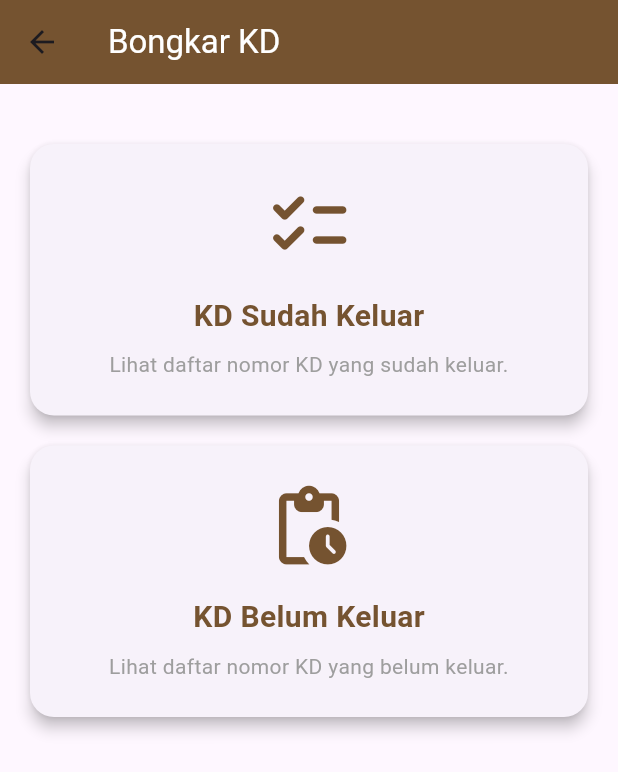
After one commit to gardawilson/wps-mobile, a Flutter app: the KdBongkarSelectedScreen screen opened by its route, on a phone screen of 412 x 824 dp. The commit adds this screen. Shown: the top 772 px of the screen. Run offline on Flutter 3.47's test engine with Material 3 defaults, Android fonts, the phone set to English and light mode, and no system bars; our stand-ins replace audioplayers, fl_chart, flutter_dotenv, flutter_speed_dial, open_file, package_info_plus and 7 more; missing offline and left inert: flutter_searchable_dropdown, mobile_scanner, smb_connect; accounts and stored records are empty; network calls fail.

Commit message:
add feature kd

```diff
--- /dev/null
+++ b/lib/features/bongkar_kd/view/kd_bongkar_selected_screen.dart
@@ -0,0 +1,86 @@
+import 'package:flutter/material.dart';
+import 'package:wps_mobile/features/bongkar_kd/view/kd_bongkar_out_screen.dart';
+import 'kd_bongkar_pending_screen.dart';
+
+class KdBongkarSelectedScreen extends StatelessWidget {
+  const KdBongkarSelectedScreen({super.key});
+
+  Widget _buildModeCard({
+    required IconData icon,
+    required String title,
+    required String description,
+    required VoidCallback onTap,
+  }) {
+    return Card(
+      elevation: 4,
+      shape: RoundedRectangleBorder(borderRadius: BorderRadius.circular(16)),
+      margin: const EdgeInsets.symmetric(horizontal: 20, vertical: 10),
+      child: InkWell(
+        borderRadius: BorderRadius.circular(16),
+        onTap: onTap,
+        child: Padding(
+          padding: const EdgeInsets.all(24),
+          child: Column(
+            mainAxisSize: MainAxisSize.min,
+            children: [
+              Icon(icon, size: 60, color: const Color(0xFF755330)),
+              const SizedBox(height: 16),
+              Text(
+                title,
+                style: const TextStyle(
+                  fontSize: 20,
+                  fontWeight: FontWeight.bold,
+                  color: Color(0xFF755330),
+                ),
+              ),
+              const SizedBox(height: 8),
+              Text(
+                description,
+                textAlign: TextAlign.center,
+                style: const TextStyle(fontSize: 14, color: Colors.grey),
+              ),
+            ],
+          ),
+        ),
+      ),
+    );
+  }
+
+  @override
+  Widget build(BuildContext context) {
+    return Scaffold(
+      appBar: AppBar(
+        title:
+        const Text('Bongkar KD', style: TextStyle(color: Colors.white)),
+        backgroundColor: const Color(0xFF755330),
+      ),
+      body: ListView(
+        padding: const EdgeInsets.symmetric(vertical: 30),
+        children: [
+          _buildModeCard(
+            icon: Icons.checklist_rounded,
+            title: 'KD Sudah Keluar',
+            description: 'Lihat daftar nomor KD yang sudah keluar.',
+            onTap: () {
+              Navigator.push(
+                context,
+                MaterialPageRoute(builder: (_) => KdBongkarOutScreen()),
+              );
+            },
+          ),
+          _buildModeCard(
+            icon: Icons.pending_actions_rounded,
+            title: 'KD Belum Keluar',
+            description: 'Lihat daftar nomor KD yang belum keluar.',
+            onTap: () {
+              Navigator.push(
+                context,
+                MaterialPageRoute(builder: (_) => KdBongkarPendingScreen()),
+              );
+            },
+          ),
+        ],
+      ),
+    );
+  }
+}
--- a/lib/main.dart
+++ b/lib/main.dart
@@ -1,6 +1,7 @@
 import 'package:flutter/material.dart';
 import 'package:provider/provider.dart';
-import 'package:wps_mobile/features/bongkar_kd/view/kd_bongkar_screen.dart';
+import 'package:wps_mobile/features/bongkar_kd/view/kd_bongkar_pending_screen.dart';
+import 'package:wps_mobile/features/bongkar_kd/view/kd_bongkar_selected_screen.dart';
 import 'package:wps_mobile/features/bongkar_kd/view_model/kd_bongkar_detail_view_model.dart';
 import 'features/login/view/login_screen.dart';
 import 'features/stock_opname/view/stock_opname_list_screen.dart'; // Import DashboardScreen
@@ -56,7 +57,7 @@ class MyApp extends StatelessWidget {
           '/stockopname': (context) => StockOpnameListScreen(),
           '/mapping': (context) => MappingLokasiScreen(),
           '/nyangkut': (context) => NyangkutMenuScreen(),
-          '/bongkarkd': (context) => KDBongkarScreen(),
+          '/bongkarkd': (context) => KdBongkarSelectedScreen(),
         },
       ),
     );
--- a/pubspec.yaml
+++ b/pubspec.yaml
@@ -16,7 +16,7 @@ publish_to: 'none' # Remove this line if you wish to publish to pub.dev
 # https://developer.apple.com/library/archive/documentation/General/Reference/InfoPlistKeyReference/Articles/CoreFoundationKeys.html
 # In Windows, build-name is used as the major, minor, and patch parts
 # of the product and file versions while build-number is used as the build suffix.
-version: 1.0.9+1
+version: 1.0.11+1
 
 environment:
   sdk: ^3.6.1
```
Also changed, not shown: lib/features/bongkar_kd/view/kd_bongkar_detail_screen.dart (+16 -2 lines), lib/features/bongkar_kd/view/kd_bongkar_out_screen.dart (renamed from lib/features/bongkar_kd/view/kd_bongkar_screen.dart, +7 -7 lines), lib/features/bongkar_kd/view/kd_bongkar_pending_screen.dart (added, +192 -0 lines), lib/features/bongkar_kd/view_model/kd_bongkar_view_model.dart (+10 -4 lines).
